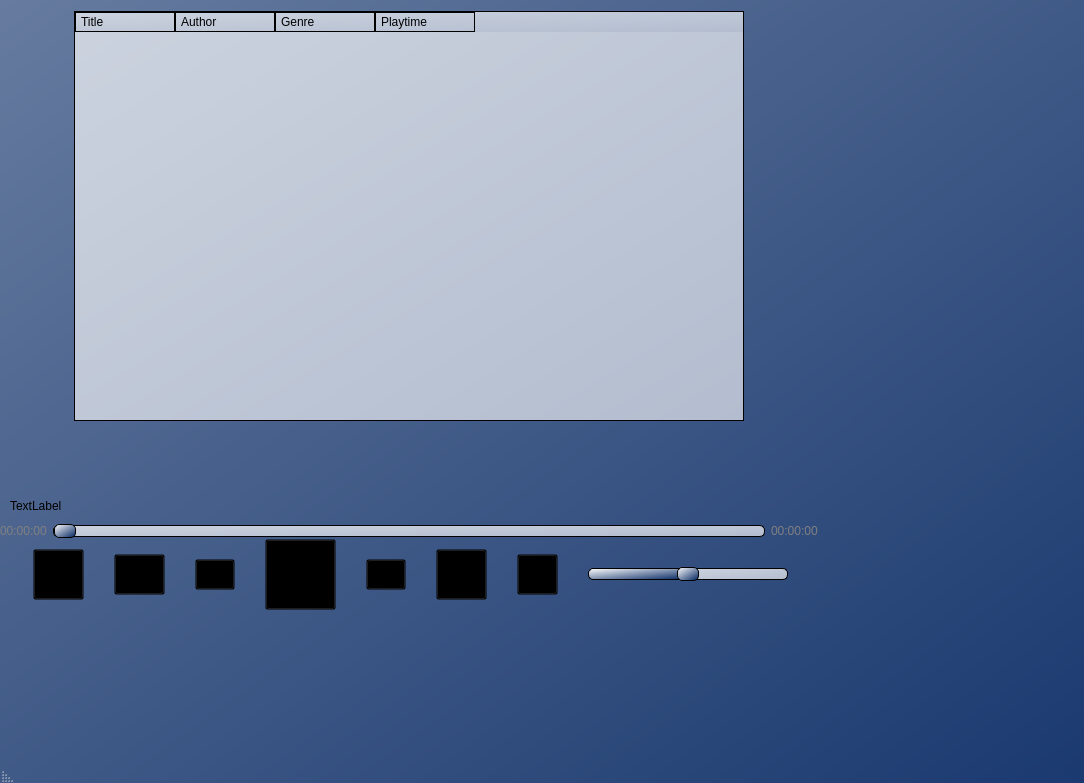
Old version of the form MP3-Player/mainwindow.ui in the repository stephanHAWK/Lufthansa_TechnikAG_MP3-Player.
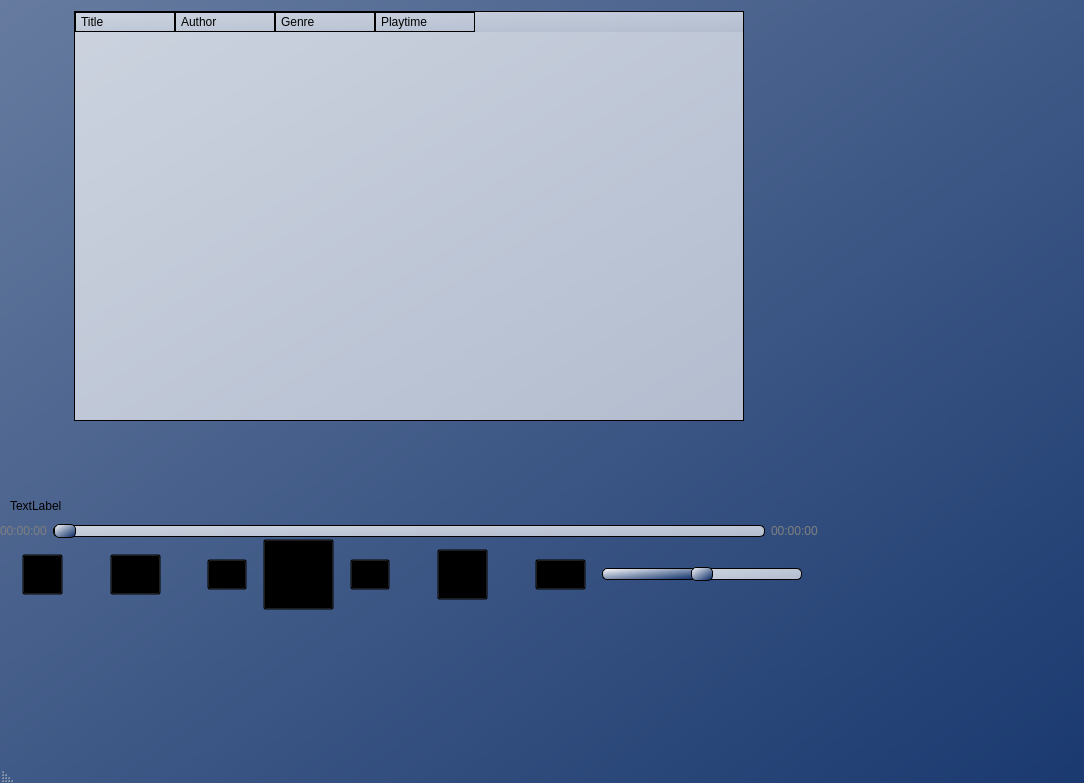
New version of the form. Icons and pictures are not drawn.

Diff of the .ui file:
```diff
--- a/MP3-Player/mainwindow.ui
+++ b/MP3-Player/mainwindow.ui
@@ -338,7 +338,7 @@
       </layout>
      </item>
      <item>
-      <layout class="QHBoxLayout" name="horizontalLayout_songButtons" stretch="0,0,0,0,0,0,0,0">
+      <layout class="QHBoxLayout" name="horizontalLayout_songButtons" stretch="0,0,0,0,0,0,0,0,0,0,0,0">
        <property name="spacing">
         <number>0</number>
        </property>
@@ -423,8 +423,8 @@
          </property>
          <property name="minimumSize">
           <size>
-           <width>41</width>
-           <height>41</height>
+           <width>51</width>
+           <height>31</height>
           </size>
          </property>
          <property name="baseSize">
@@ -464,6 +464,22 @@
          </property>
         </widget>
        </item>
+       <item>
+        <spacer name="horizontalSpacer_7">
+         <property name="orientation">
+          <enum>Qt::Horizontal</enum>
+         </property>
+         <property name="sizeType">
+          <enum>QSizePolicy::Fixed</enum>
+         </property>
+         <property name="sizeHint" stdset="0">
+          <size>
+           <width>31</width>
+           <height>20</height>
+          </size>
+         </property>
+        </spacer>
+       </item>
        <item>
         <widget class="QPushButton" name="pushButton_repeat">
          <property name="sizePolicy">
@@ -503,6 +519,22 @@
          </property>
         </widget>
        </item>
+       <item>
+        <spacer name="horizontalSpacer_4">
+         <property name="orientation">
+          <enum>Qt::Horizontal</enum>
+         </property>
+         <property name="sizeType">
+          <enum>QSizePolicy::Fixed</enum>
+         </property>
+         <property name="sizeHint" stdset="0">
+          <size>
+           <width>31</width>
+           <height>20</height>
+          </size>
+         </property>
+        </spacer>
+       </item>
        <item>
         <widget class="QPushButton" name="pushButton_nextSong">
          <property name="sizePolicy">
@@ -635,6 +667,22 @@
          </property>
         </widget>
        </item>
+       <item>
+        <spacer name="horizontalSpacer_3">
+         <property name="orientation">
+          <enum>Qt::Horizontal</enum>
+         </property>
+         <property name="sizeType">
+          <enum>QSizePolicy::Fixed</enum>
+         </property>
+         <property name="sizeHint" stdset="0">
+          <size>
+           <width>30</width>
+           <height>20</height>
+          </size>
+         </property>
+        </spacer>
+       </item>
        <item>
         <widget class="QPushButton" name="pushButton_shuffle">
          <property name="sizePolicy">
@@ -674,6 +722,22 @@
          </property>
         </widget>
        </item>
+       <item>
+        <spacer name="horizontalSpacer_6">
+         <property name="orientation">
+          <enum>Qt::Horizontal</enum>
+         </property>
+         <property name="sizeType">
+          <enum>QSizePolicy::Fixed</enum>
+         </property>
+         <property name="sizeHint" stdset="0">
+          <size>
+           <width>31</width>
+           <height>20</height>
+          </size>
+         </property>
+        </spacer>
+       </item>
        <item>
         <widget class="QPushButton" name="pushButton_fullscreen">
          <property name="sizePolicy">
@@ -684,8 +748,8 @@
          </property>
          <property name="minimumSize">
           <size>
-           <width>51</width>
-           <height>51</height>
+           <width>41</width>
+           <height>41</height>
           </size>
          </property>
          <property name="baseSize">
```
Left out of the diff: 3 changed lines with no effect on the pictures.
